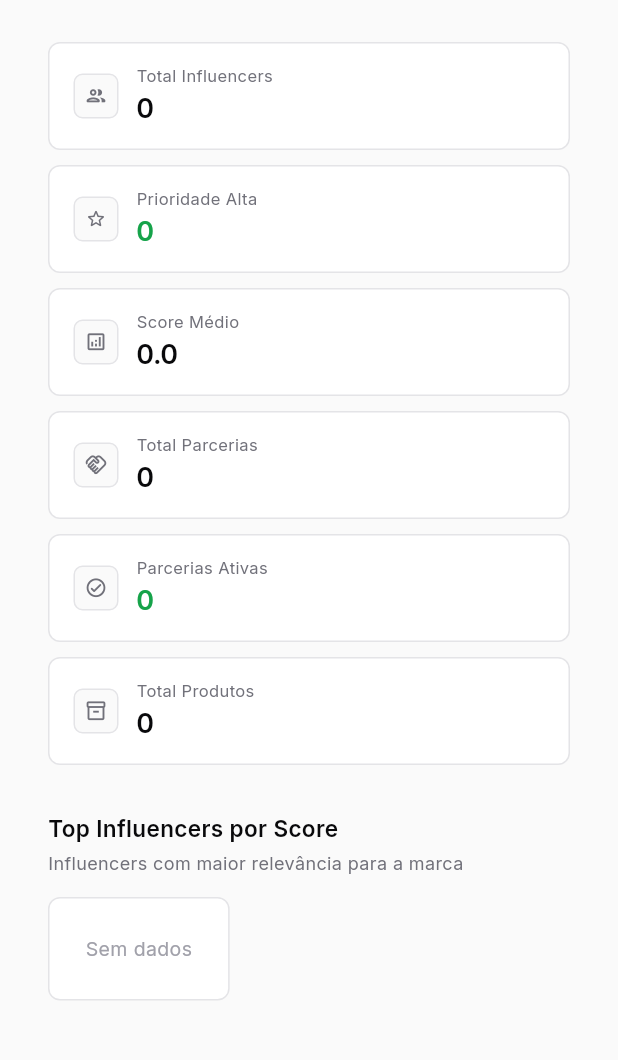
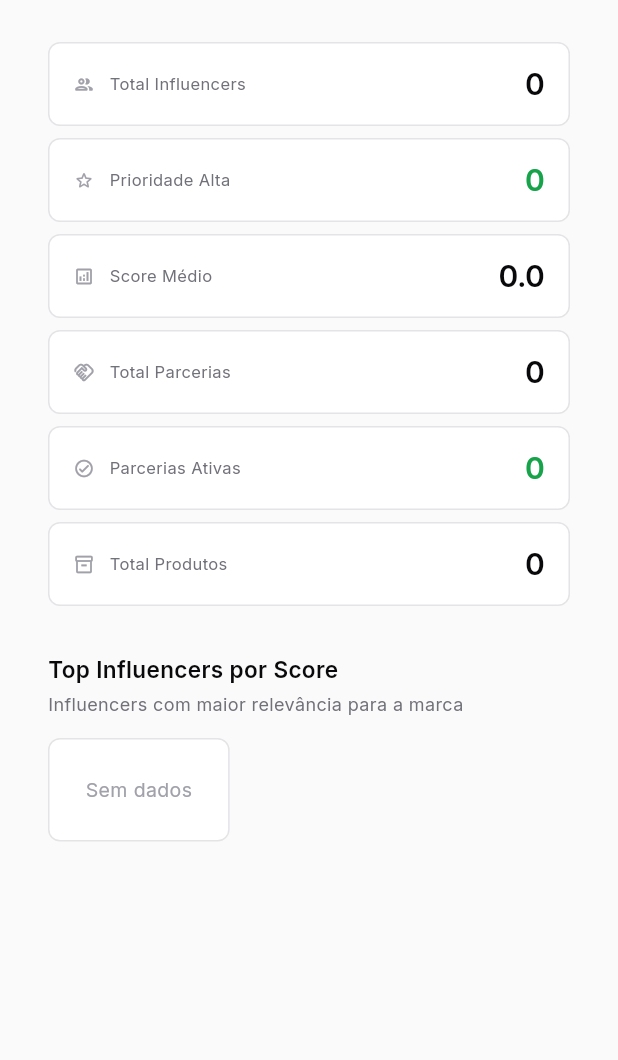
Before and after one commit to P-Correa/masderm-portal, a Flutter app: the DashboardScreen widget shown alone on an empty page, opened directly, on a phone screen of 412 x 824 dp, the part 129-1189 px from its top. Run offline on Flutter 3.47's test engine with Material 3 defaults, Android fonts, the phone set to English and light mode, and no system bars; our stand-ins replace csv, google_fonts, shared_preferences; accounts and stored records are empty.

Commit message:
fix: compact stat cards 56px height, icon+label left, value right
Co-Authored-By: Claude Sonnet 4.6 <noreply@anthropic.com>

```diff
--- a/lib/screens/dashboard_screen.dart
+++ b/lib/screens/dashboard_screen.dart
@@ -86,9 +86,9 @@ class DashboardScreen extends StatelessWidget {
                 physics: const NeverScrollableScrollPhysics(),
                 gridDelegate: SliverGridDelegateWithFixedCrossAxisCount(
                   crossAxisCount: crossCount,
-                  crossAxisSpacing: 10,
-                  mainAxisSpacing: 10,
-                  mainAxisExtent: 72,
+                  crossAxisSpacing: 8,
+                  mainAxisSpacing: 8,
+                  mainAxisExtent: 56,
                 ),
                 itemCount: cards.length,
                 itemBuilder: (_, i) => cards[i],
@@ -157,25 +157,17 @@ class _StatCard extends StatelessWidget {
   @override
   Widget build(BuildContext context) {
     return Container(
-      padding: const EdgeInsets.symmetric(horizontal: 16, vertical: 12),
+      padding: const EdgeInsets.symmetric(horizontal: 16, vertical: 10),
       decoration: BoxDecoration(
         color: AppTheme.cardBg,
         border: Border.all(color: AppTheme.border),
         borderRadius: BorderRadius.circular(8),
       ),
       child: Row(
+        crossAxisAlignment: CrossAxisAlignment.center,
         children: [
-          Container(
-            width: 30,
-            height: 30,
-            decoration: BoxDecoration(
-              color: AppTheme.background,
-              borderRadius: BorderRadius.circular(6),
-              border: Border.all(color: AppTheme.border),
-            ),
-            child: Icon(icon, size: 15, color: AppTheme.textSecondary),
-          ),
-          const SizedBox(width: 12),
+          Icon(icon, size: 14, color: AppTheme.textMuted),
+          const SizedBox(width: 10),
           Expanded(
             child: Column(
               crossAxisAlignment: CrossAxisAlignment.start,
@@ -189,17 +181,16 @@ class _StatCard extends StatelessWidget {
                     fontWeight: FontWeight.w400,
                   ),
                 ),
-                const SizedBox(height: 1),
-                Text(
-                  value,
-                  style: TextStyle(
-                    fontSize: 18,
-                    fontWeight: FontWeight.w600,
-                    color: valueColor ?? AppTheme.textPrimary,
-                    letterSpacing: -0.3,
-                  ),
-                ),
               ],
+            ),
+          ),
+          Text(
+            value,
+            style: TextStyle(
+              fontSize: 20,
+              fontWeight: FontWeight.w600,
+              color: valueColor ?? AppTheme.textPrimary,
+              letterSpacing: -0.4,
             ),
           ),
         ],
```
